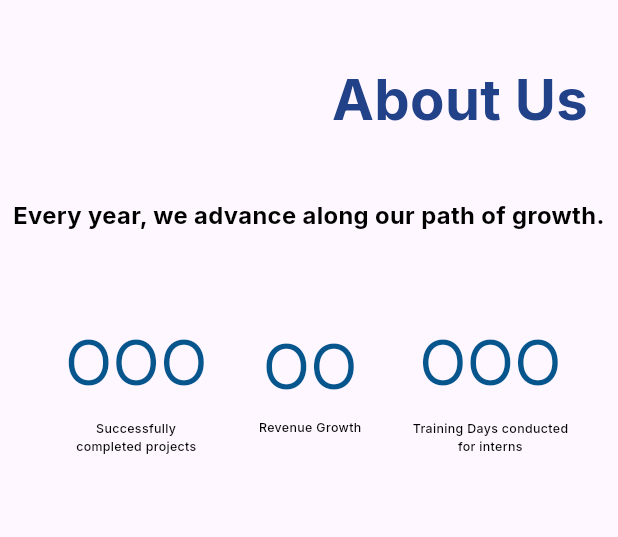
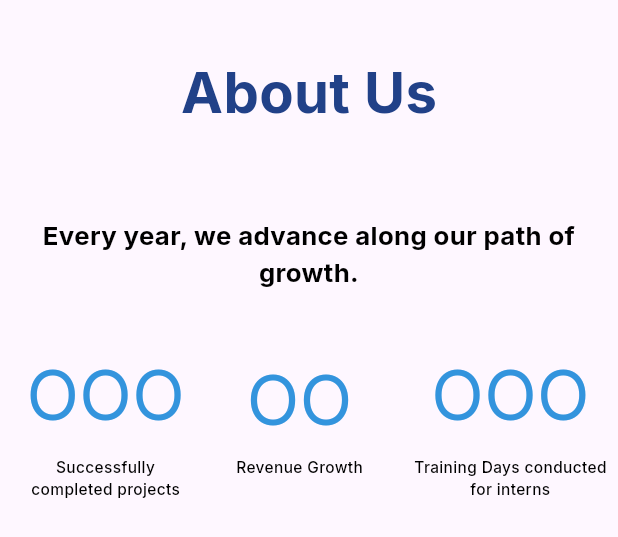
Before and after one commit to prachipachangepp/website_binyuga_new1, a Flutter app: the MobileHomeSectionFour widget shown alone on an empty page, opened directly, on a phone screen of 412 x 824 dp. Shown: the top 537 px of the screen. Run offline on Flutter 3.47's test engine with Material 3 defaults, Android fonts, the phone set to English and light mode, and no system bars; our stand-ins replace font_awesome_flutter, google_fonts.

```diff
--- a/lib/screens/mobile_screens/home_screen_mobile/mobile_home_section_four.dart
+++ b/lib/screens/mobile_screens/home_screen_mobile/mobile_home_section_four.dart
@@ -22,10 +22,10 @@ class _MobileHomeSectionFourState extends State<MobileHomeSectionFour> {
       children: [
         ///txt about us
         Row(
-          mainAxisAlignment: MainAxisAlignment.end,
+          mainAxisAlignment: MainAxisAlignment.center,
           children: [
             Padding(
-              padding: const EdgeInsets.only(top: 40,left:40,right:20),
+              padding: const EdgeInsets.only(top:35),
               child: Text(AppString.aboutUs1,
                 style: GoogleFonts.inter(
                   textStyle: AllScreensConstant.customTextStyle(
@@ -36,21 +36,24 @@ class _MobileHomeSectionFourState extends State<MobileHomeSectionFour> {
               ),
             ),],
         ),
-        const SizedBox(height: 15),
-        Text(
-            AppString.everyYear,
-            textAlign: TextAlign.center,
-            style:AllScreensConstant.customTextStyle(
-                MediaQuery.of(context).size.width/26,
-                FontWeightManager.bold,
-                ColorManager.black)
+     //   const SizedBox(height: 5),
+        Padding(
+          padding: const EdgeInsets.only(top:30),
+          child: Text(
+              AppString.everyYear,
+              textAlign: TextAlign.center,
+              style:AllScreensConstant.customTextStyle(
+                  MediaQuery.of(context).size.width/24,
+                  FontWeightManager.bold,
+                  ColorManager.black)
+          ),
         ),
         // const SizedBox(height: AppSize.s30),
         Row(
           mainAxisAlignment: MainAxisAlignment.center,
           children: [
             Padding(
-              padding: const EdgeInsets.only(top: AppPadding.p30,left: 10),
+              padding: const EdgeInsets.only(top: AppPadding.p10,left: 10),
               child: Column(
                 crossAxisAlignment: CrossAxisAlignment.center,
                 children: [
@@ -58,16 +61,16 @@ class _MobileHomeSectionFourState extends State<MobileHomeSectionFour> {
                     'OOO',
                     textAlign: TextAlign.center,
                     style: TextStyle(
-                        fontSize: MediaQuery.of(context).size.width/10,
+                        fontSize: MediaQuery.of(context).size.width/9,
                         fontFamily: FontConstants.fontFamily1,
-                        color: ColorManager.skyBlue),
+                        color: ColorManager.skyBlue1),
                   ),
                   const SizedBox(height: AppPadding.p8,),
                   Text(
                       AppString.successfullyProject,
                       textAlign: TextAlign.center,
                       style:AllScreensConstant.customTextStyle(
-                          MediaQuery.of(context).size.width/50,
+                          MediaQuery.of(context).size.width/40,
                           FontWeightManager.medium,
                           ColorManager.black)
                   ),
@@ -82,14 +85,14 @@ class _MobileHomeSectionFourState extends State<MobileHomeSectionFour> {
              //   crossAxisAlignment: CrossAxisAlignment.center,
                 children: [
                   Padding(
-                    padding: const EdgeInsets.only(top: 30),
+                    padding: const EdgeInsets.only(top: 10),
                     child: Text(
                       'OO',
                       textAlign: TextAlign.center,
                       style: TextStyle(
-                        fontSize: MediaQuery.of(context).size.width/10,
+                        fontSize: MediaQuery.of(context).size.width/9,
                         fontFamily: FontConstants.fontFamily1,
-                        color: ColorManager.skyBlue,
+                        color: ColorManager.skyBlue1,
                       ),
                     ),
                   ),
@@ -100,7 +103,7 @@ class _MobileHomeSectionFourState extends State<MobileHomeSectionFour> {
                         AppString.revenueGrowth,
                         textAlign: TextAlign.center,
                         style:AllScreensConstant.customTextStyle(
-                            MediaQuery.of(context).size.width/50,
+                            MediaQuery.of(context).size.width/40,
                             FontWeightManager.medium,
                             ColorManager.black)
                     ),
@@ -110,7 +113,7 @@ class _MobileHomeSectionFourState extends State<MobileHomeSectionFour> {
             ),
             const SizedBox(width: AppSize.s30,),
             Padding(
-              padding: EdgeInsets.only(left:  MediaQuery.of(context).size.width/100,top: AppPadding.p30),
+              padding: EdgeInsets.only(left:  MediaQuery.of(context).size.width/100,top: AppPadding.p10),
               child: Column(
                 crossAxisAlignment: CrossAxisAlignment.center,
                 children: [
@@ -118,16 +121,16 @@ class _MobileHomeSectionFourState extends State<MobileHomeSectionFour> {
                     'OOO',
                     textAlign: TextAlign.center,
                     style: TextStyle(
-                        fontSize: MediaQuery.of(context).size.width/10,
+                        fontSize: MediaQuery.of(context).size.width/9,
                         fontFamily: FontConstants.fontFamily1,
-                        color: ColorManager.skyBlue),
+                        color: ColorManager.skyBlue1),
                   ),
                   const SizedBox(height: AppSize.s8),
                   Text(
                       AppString.trainingDays,
                       textAlign: TextAlign.center,
                       style:AllScreensConstant.customTextStyle(
-                          MediaQuery.of(context).size.width/50,
+                          MediaQuery.of(context).size.width/40,
                           FontWeightManager.medium,
                           ColorManager.black)
 
--- a/lib/screens/mobile_screens/home_screen_mobile/mobile_home_section_three.dart
+++ b/lib/screens/mobile_screens/home_screen_mobile/mobile_home_section_three.dart
@@ -92,7 +92,7 @@ class MobileHomeSectionThree extends StatelessWidget {
             ],
           ),
           Padding(
-            padding: const EdgeInsets.only(top:220,left:145),
+            padding: const EdgeInsets.only(top:220,left:155),
             child: Image.asset(
               "images/rectangle.png",
               height: 145,
```
Also changed, not shown: lib/screens/mobile_screens/home_screen_mobile/mobile_home_section_two.dart (+12 -14 lines).
